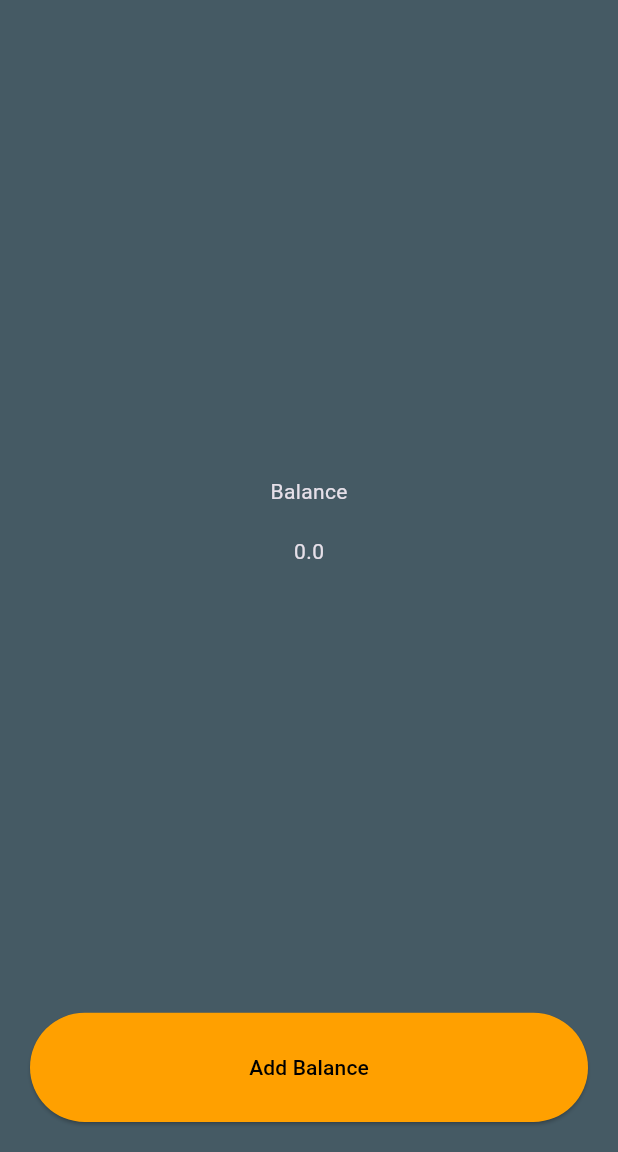
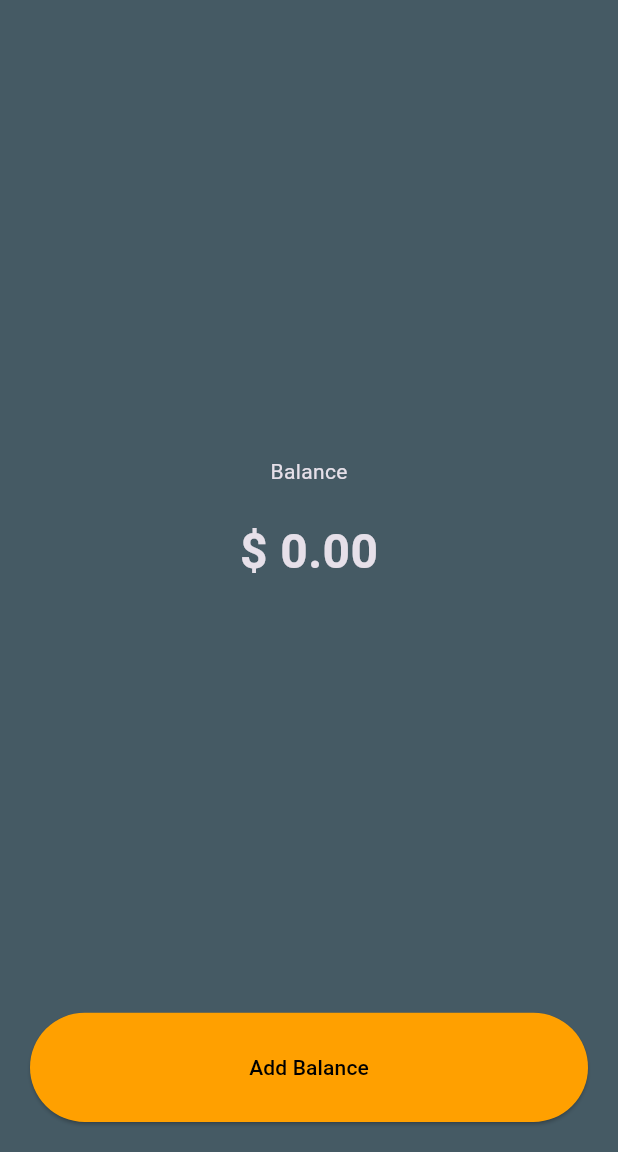
Before and after one commit to makgr/rbbankapp, a Flutter app: the screen it shows after launch, on a phone screen of 412 x 824 dp, the part 84-1236 px from its top. Run offline on Flutter 3.47's test engine with Material 3 defaults, Android fonts, the phone set to English and light mode, and no system bars; our stand-ins replace shared_preferences.

```diff
--- a/lib/balance.dart
+++ b/lib/balance.dart
@@ -1,4 +1,5 @@
 import 'package:flutter/material.dart';
+import 'package:intl/intl.dart';
 
 class Balance extends StatelessWidget {
   double balance;
@@ -15,7 +16,10 @@ class Balance extends StatelessWidget {
           SizedBox(
             height: 20,
           ),
-          Text("$balance"),
+          Text(
+            "\$ ${NumberFormat.simpleCurrency(name: '', locale: 'en_US').format(balance)}",
+            style: TextStyle(fontSize: 32, fontWeight: FontWeight.bold),
+          ),
         ],
       ),
     );
--- a/pubspec.yaml
+++ b/pubspec.yaml
@@ -36,6 +36,7 @@ dependencies:
   # Use with the CupertinoIcons class for iOS style icons.
   cupertino_icons: ^1.0.6
   shared_preferences: ^2.2.3
+  intl: ^0.19.0
 
 dev_dependencies:
   flutter_test:
```
Also changed, not shown: pubspec.lock, 17 other files.
